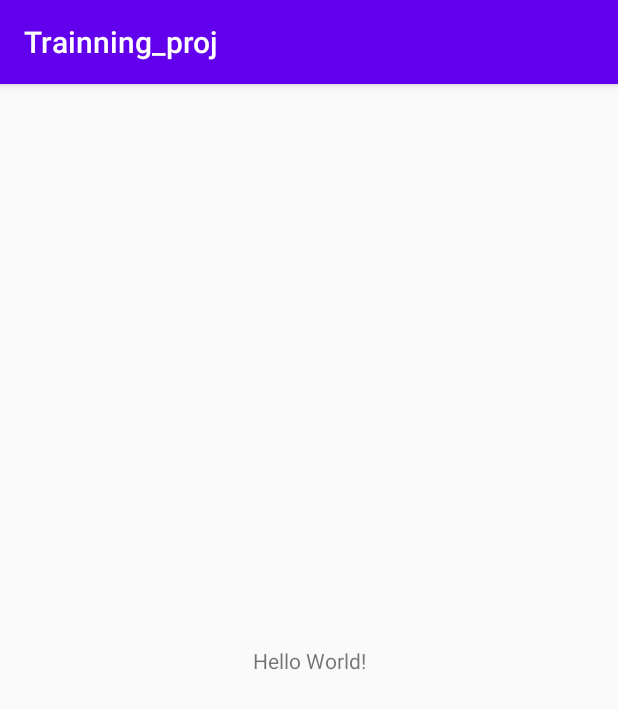
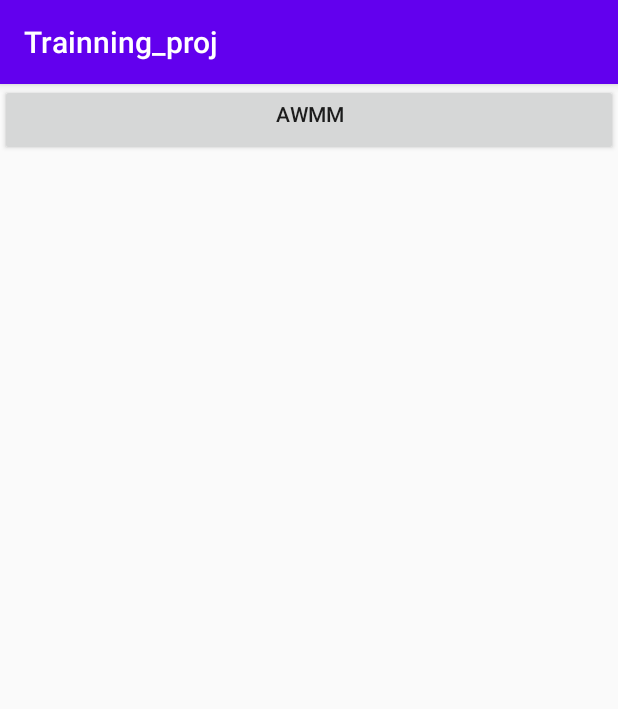
Before and after one commit to Android-AEMM/Trainning_proj, an Android app: the screen it shows after launch (MainActivity), on a phone screen of 412 x 824 dp. Shown: the top 709 px of the screen. Run offline under Robolectric (Android 15) with nearby library versions, the phone set to English and light mode, and no system bars.

Commit message:
add button

```diff
--- a/app/src/main/res/layout/activity_main.xml
+++ b/app/src/main/res/layout/activity_main.xml
@@ -1,18 +1,17 @@
 <?xml version="1.0" encoding="utf-8"?>
-<androidx.constraintlayout.widget.ConstraintLayout xmlns:android="http://schemas.android.com/apk/res/android"
+<LinearLayout xmlns:android="http://schemas.android.com/apk/res/android"
     xmlns:app="http://schemas.android.com/apk/res-auto"
     xmlns:tools="http://schemas.android.com/tools"
     android:layout_width="match_parent"
     android:layout_height="match_parent"
+    android:orientation="vertical"
     tools:context=".MainActivity">
+    <Button
+        android:layout_width="match_parent"
+        android:layout_height="wrap_content"
+        android:text="AWMM"
+        android:gravity="center_horizontal"/>
 
-    <TextView
-        android:layout_width="wrap_content"
-        android:layout_height="wrap_content"
-        android:text="Hello World!"
-        app:layout_constraintBottom_toBottomOf="parent"
-        app:layout_constraintLeft_toLeftOf="parent"
-        app:layout_constraintRight_toRightOf="parent"
-        app:layout_constraintTop_toTopOf="parent" />
 
-</androidx.constraintlayout.widget.ConstraintLayout>
+
+</LinearLayout>
```
